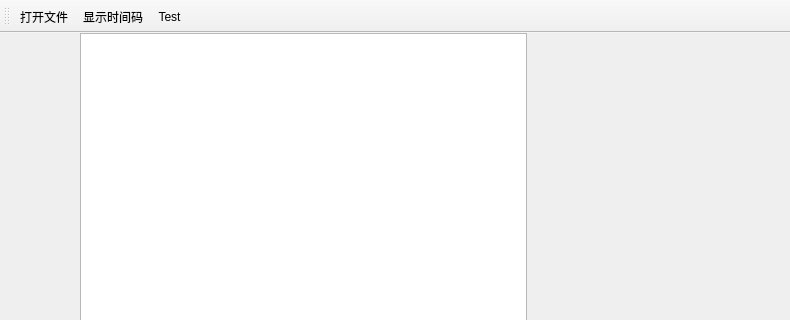
LambdaXIII/PaciQt, file PaciMainWindow/pacimainwindow.ui: the form before one commit; both pictures show x 0 to 790 and y 0 to 320 of the 790 by 473 pixel window.
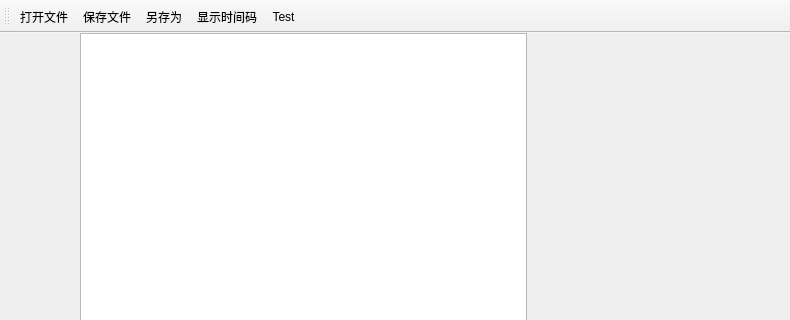
The form after the commit. Custom widgets are drawn as their Qt base class.

```diff
--- a/PaciMainWindow/pacimainwindow.ui
+++ b/PaciMainWindow/pacimainwindow.ui
@@ -93,6 +93,8 @@
     <bool>false</bool>
    </attribute>
    <addaction name="actionOpen"/>
+   <addaction name="actionSave"/>
+   <addaction name="actionSaveAs"/>
    <addaction name="actionShowTC"/>
    <addaction name="actionTest"/>
   </widget>
@@ -114,6 +116,16 @@
     <string>显示时间码</string>
    </property>
   </action>
+  <action name="actionSave">
+   <property name="text">
+    <string>保存文件</string>
+   </property>
+  </action>
+  <action name="actionSaveAs">
+   <property name="text">
+    <string>另存为</string>
+   </property>
+  </action>
  </widget>
  <layoutdefault spacing="6" margin="11"/>
  <customwidgets>
```
